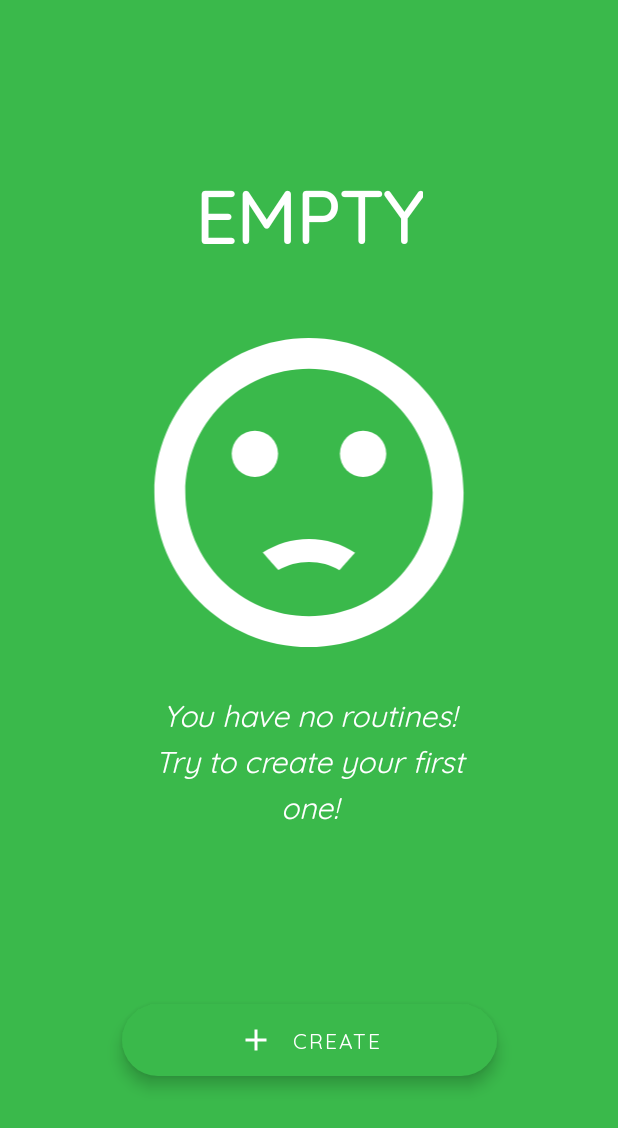
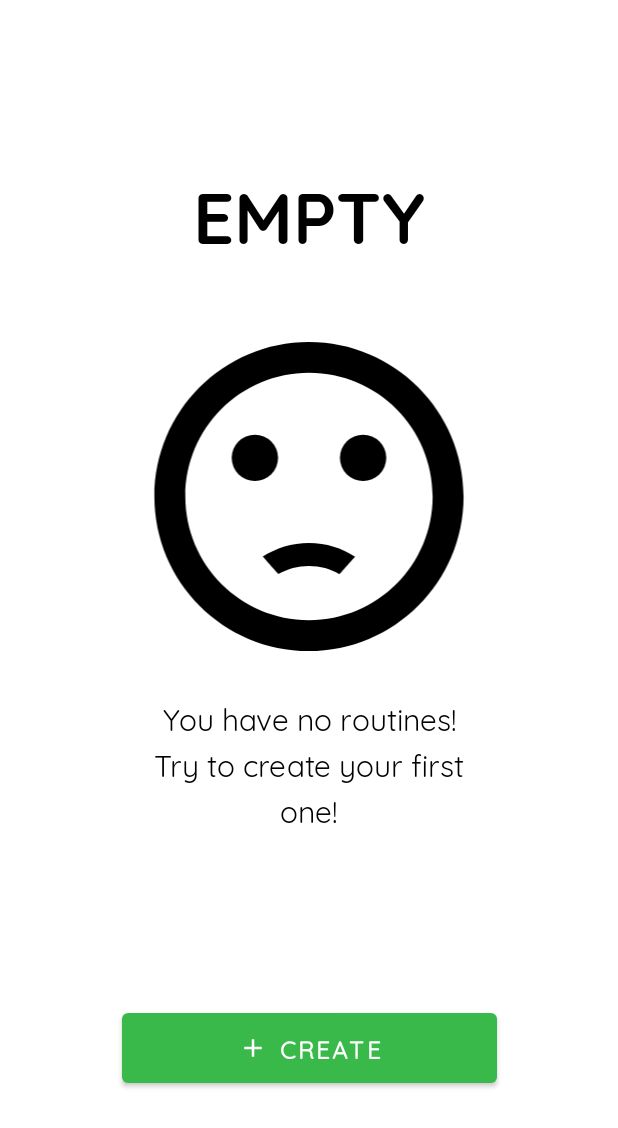
Before and after one commit to simecek-m/routines, an Android app: the layout fragment_empty.xml on its own in the app's theme, with its tools: preview values and no code run, on a phone screen of 412 x 824 dp. Shown: the top 1128 px of the screen. Run offline under Robolectric (Android 15) with nearby library versions, the phone set to English and light mode, and no system bars.

Commit message:
restyle Empty and Complete Fragments

```diff
--- a/app/src/main/java/dev/simecek/routines/fragment/ListFragment.kt
+++ b/app/src/main/java/dev/simecek/routines/fragment/ListFragment.kt
@@ -46,7 +46,7 @@ class ListFragment : Fragment() {
     override fun onViewCreated(view: View, savedInstanceState: Bundle?) {
         listViewModel.routines.observe(viewLifecycleOwner, Observer{
             if(it.isEmpty()) {
-                val actionEmptyList = ListFragmentDirections.redirectToEmpty()
+                val actionEmptyList = ListFragmentDirections.redirectToComplete()
                 findNavController().navigate(actionEmptyList)
             } else {
                 adapter.routines = it
--- a/app/src/main/res/layout/fragment_complete.xml
+++ b/app/src/main/res/layout/fragment_complete.xml
@@ -5,7 +5,6 @@
     xmlns:tools="http://schemas.android.com/tools"
     android:layout_width="match_parent"
     android:layout_height="match_parent"
-    android:background="@color/brand"
     tools:context=".fragment.CompleteFragment">
 
     <TextView
@@ -27,7 +26,7 @@
         android:layout_marginTop="@dimen/space_big"
         android:contentDescription="@string/logo"
         android:src="@drawable/ic_logo"
-        app:tint="@color/white"
+        style="@style/FullscreenImage"
         app:layout_constraintBottom_toTopOf="@+id/description_text"
         app:layout_constraintEnd_toEndOf="parent"
         app:layout_constraintVertical_bias="0.1"
@@ -53,13 +52,14 @@
         android:orientation="horizontal"
         app:layout_constraintGuide_percent=".8"/>
 
-    <com.google.android.material.floatingactionbutton.ExtendedFloatingActionButton
+    <com.google.android.material.button.MaterialButton
         android:id="@+id/resume_button"
         android:layout_width="@dimen/max_button_size"
         android:layout_height="wrap_content"
         android:text="@string/resume"
         app:icon="@drawable/ic_check"
         app:iconGravity="textStart"
+        style="@style/Button.Brand"
         android:layout_marginTop="@dimen/space_small"
         app:layout_constraintEnd_toEndOf="parent"
         app:layout_constraintStart_toStartOf="parent"
--- a/app/src/main/res/layout/fragment_create_routine.xml
+++ b/app/src/main/res/layout/fragment_create_routine.xml
@@ -140,7 +140,6 @@
                 android:enabled="@{viewModel.isTitleLongEnough(viewModel.title)}"
                 android:layout_marginTop="@dimen/space_medium"
                 android:layout_marginBottom="@dimen/space_big"
-                style="@style/Button"
                 app:layout_constraintBottom_toBottomOf="parent"
                 app:layout_constraintEnd_toEndOf="@+id/time_picker"
                 app:layout_constraintStart_toStartOf="@+id/time_picker"
--- a/app/src/main/res/layout/fragment_empty.xml
+++ b/app/src/main/res/layout/fragment_empty.xml
@@ -5,7 +5,6 @@
     xmlns:tools="http://schemas.android.com/tools"
     android:layout_width="match_parent"
     android:layout_height="match_parent"
-    android:background="@color/brand"
     tools:context=".fragment.EmptyFragment">
 
     <TextView
@@ -27,10 +26,9 @@
         android:layout_marginTop="@dimen/space_big"
         android:contentDescription="@string/sad_face"
         android:src="@drawable/ic_sad_face"
-        app:tint="@color/white"
+        style="@style/FullscreenImage"
         app:layout_constraintBottom_toTopOf="@+id/description_text"
         app:layout_constraintEnd_toEndOf="parent"
-        app:layout_constraintVertical_bias="0.1"
         app:layout_constraintHeight_percent="0.3"
         app:layout_constraintStart_toStartOf="parent"
         app:layout_constraintTop_toBottomOf="@+id/title_text" />
@@ -53,7 +51,7 @@
         android:orientation="horizontal"
         app:layout_constraintGuide_percent=".8"/>
 
-    <com.google.android.material.floatingactionbutton.ExtendedFloatingActionButton
+    <com.google.android.material.button.MaterialButton
         android:id="@+id/create_button"
         android:layout_width="@dimen/max_button_size"
         android:layout_height="wrap_content"
@@ -61,6 +59,7 @@
         app:icon="@drawable/ic_add"
         app:iconGravity="textStart"
         android:layout_marginTop="@dimen/space_small"
+        style="@style/Button.Brand"
         app:layout_constraintEnd_toEndOf="parent"
         app:layout_constraintStart_toStartOf="parent"
         app:layout_constraintTop_toTopOf="@+id/guideline" />
--- a/app/src/main/res/values-night/themes.xml
+++ b/app/src/main/res/values-night/themes.xml
@@ -18,6 +18,7 @@
         <item name="textInputStyle">@style/TextInputLayout</item>
         <item name="extendedFloatingActionButtonStyle">@style/FloatingActionButton</item>
         <item name="fontFamily">@font/quicksand</item>
+        <item name="materialButtonStyle">@style/Button</item>
     </style>
 
     <style name="TextInputLayout" parent="Widget.MaterialComponents.TextInputLayout.FilledBox">
@@ -105,4 +106,24 @@
         <item name="backgroundTint">@color/button_white</item>
     </style>
 
+    <style name="FullscreenTitle">
+        <item name="android:textAllCaps">true</item>
+        <item name="android:textColor">@color/gray</item>
+        <item name="android:textSize">@dimen/font_size_huge</item>
+        <item name="fontFamily">@font/quicksand_bold</item>
+        <item name="android:textStyle">bold</item>
+    </style>
+
+    <style name="FullscreenImage">
+        <item name="tint">@color/gray</item>
+    </style>
+
+    <style name="FullscreenDescription">
+        <item name="android:layout_marginTop">@dimen/space_small</item>
+        <item name="android:lineSpacingMultiplier">@dimen/line_spacing_bigger</item>
+        <item name="android:textAlignment">center</item>
+        <item name="android:textColor">@color/gray</item>
+        <item name="android:textSize">@dimen/font_size_medium</item>
+    </style>
+
 </resources>
--- a/app/src/main/res/values/styles.xml
+++ b/app/src/main/res/values/styles.xml
@@ -1,21 +1,5 @@
 <?xml version="1.0" encoding="utf-8"?>
 <resources>
-
-    <style name="FullscreenTitle">
-        <item name="android:textAllCaps">true</item>
-        <item name="android:textColor">@color/white</item>
-        <item name="android:textSize">@dimen/font_size_huge</item>
-        <item name="android:textStyle">bold</item>
-    </style>
-
-    <style name="FullscreenDescription">
-        <item name="android:layout_marginTop">@dimen/space_small</item>
-        <item name="android:lineSpacingMultiplier">@dimen/line_spacing_bigger</item>
-        <item name="android:textAlignment">center</item>
-        <item name="android:textColor">@color/white</item>
-        <item name="android:textStyle">italic</item>
-        <item name="android:textSize">@dimen/font_size_medium</item>
-    </style>
 
     <style name="Button.Base" parent="Widget.MaterialComponents.Button">
         <item name="iconGravity">textStart</item>
@@ -25,4 +9,8 @@
         <item name="android:textStyle">bold</item>
     </style>
 
+    <style name="Button.Brand" parent="Button.Base">
+        <item name="backgroundTint">@color/brand</item>
+    </style>
+
 </resources>
--- a/app/src/main/res/values/themes.xml
+++ b/app/src/main/res/values/themes.xml
@@ -18,6 +18,7 @@
         <item name="textInputStyle">@style/TextInputLayout</item>
         <item name="extendedFloatingActionButtonStyle">@style/FloatingActionButton</item>
         <item name="fontFamily">@font/quicksand</item>
+        <item name="materialButtonStyle">@style/Button</item>
     </style>
 
     <style name="TextInputLayout" parent="Widget.MaterialComponents.TextInputLayout.FilledBox">
@@ -105,4 +106,24 @@
         <item name="backgroundTint">@color/button_black</item>
     </style>
 
+    <style name="FullscreenTitle">
+        <item name="android:textAllCaps">true</item>
+        <item name="android:textColor">@color/black</item>
+        <item name="android:textSize">@dimen/font_size_huge</item>
+        <item name="fontFamily">@font/quicksand_bold</item>
+        <item name="android:textStyle">bold</item>
+    </style>
+
+    <style name="FullscreenImage">
+        <item name="tint">@color/black</item>
+    </style>
+
+    <style name="FullscreenDescription">
+        <item name="android:layout_marginTop">@dimen/space_small</item>
+        <item name="android:lineSpacingMultiplier">@dimen/line_spacing_bigger</item>
+        <item name="android:textAlignment">center</item>
+        <item name="android:textColor">@color/black</item>
+        <item name="android:textSize">@dimen/font_size_medium</item>
+    </style>
+
 </resources>
```
